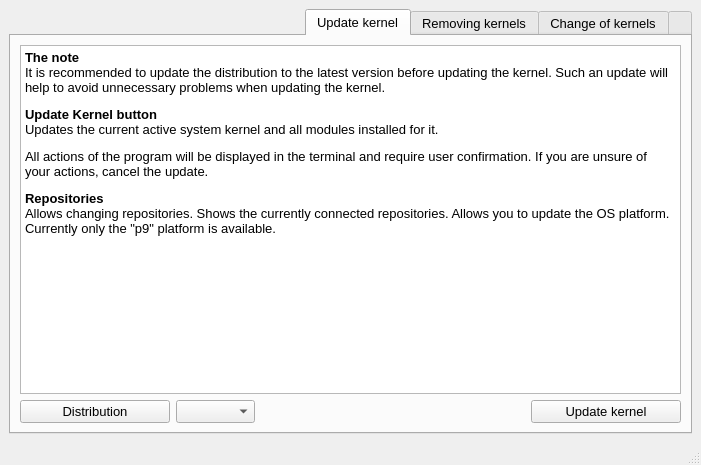
First picture: the form in ui/main_win.ui, repository Koi-foo/kernel-manager, before the edit.
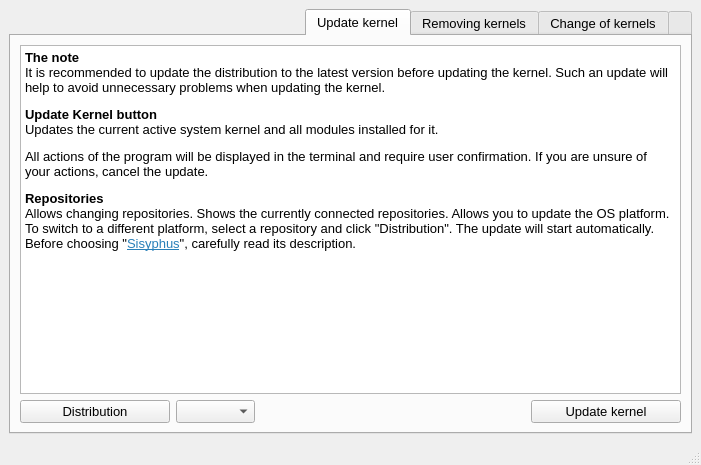
Second picture: the form after the edit. The open tabs and pages were chosen to show the change. Icons and pictures are not drawn.

Commit message: Updating the user interface

```diff
--- a/ui/main_win.ui
+++ b/ui/main_win.ui
@@ -353,7 +353,10 @@
 &lt;p style=&quot; margin-top:12px; margin-bottom:12px; margin-left:0px; margin-right:0px; -qt-block-indent:0; text-indent:0px;&quot;&gt;&lt;span style=&quot; font-weight:600;&quot;&gt;The note&lt;/span&gt;&lt;br /&gt;It is recommended to update the distribution to the latest version before updating the kernel. Such an update will help to avoid unnecessary problems when updating the kernel.&lt;/p&gt;
 &lt;p style=&quot; margin-top:12px; margin-bottom:12px; margin-left:0px; margin-right:0px; -qt-block-indent:0; text-indent:0px;&quot;&gt;&lt;span style=&quot; font-weight:600;&quot;&gt;Update Kernel button&lt;/span&gt;&lt;br /&gt;Updates the current active system kernel and all modules installed for it.&lt;/p&gt;
 &lt;p style=&quot; margin-top:12px; margin-bottom:12px; margin-left:0px; margin-right:0px; -qt-block-indent:0; text-indent:0px;&quot;&gt;All actions of the program will be displayed in the terminal and require user confirmation. If you are unsure of your actions, cancel the update.&lt;/p&gt;
-&lt;p style=&quot; margin-top:0px; margin-bottom:0px; margin-left:0px; margin-right:0px; -qt-block-indent:0; text-indent:0px;&quot;&gt;&lt;span style=&quot; font-weight:600;&quot;&gt;Repositories&lt;/span&gt;&lt;br /&gt;Allows changing repositories. Shows the currently connected repositories. Allows you to update the OS platform.&lt;br /&gt;Currently only the &amp;quot;p9&amp;quot; platform is available.&lt;/p&gt;&lt;/body&gt;&lt;/html&gt;</string>
+&lt;p style=&quot; margin-top:0px; margin-bottom:0px; margin-left:0px; margin-right:0px; -qt-block-indent:0; text-indent:0px;&quot;&gt;&lt;span style=&quot; font-weight:600;&quot;&gt;Repositories&lt;/span&gt;&lt;br /&gt;Allows changing repositories. Shows the currently connected repositories. Allows you to update the OS platform. To switch to a different platform, select a repository and click &amp;quot;Distribution&amp;quot;. The update will start automatically. Before choosing &amp;quot;&lt;a href=&quot;https://www.altlinux.org/%D0%A7%D1%82%D0%BE_%D1%82%D0%B0%D0%BA%D0%BE%D0%B5_Sisyphus%3F&quot;&gt;&lt;span style=&quot; text-decoration: underline; color:#2980b9;&quot;&gt;Sisyphus&lt;/span&gt;&lt;/a&gt;&amp;quot;, carefully read its description.&lt;/p&gt;&lt;/body&gt;&lt;/html&gt;</string>
+          </property>
+          <property name="openExternalLinks">
+           <bool>true</bool>
           </property>
          </widget>
         </item>
```
Left out of the diff: 6 changed lines with no effect on the pictures. The commit also changes 1 other file.
